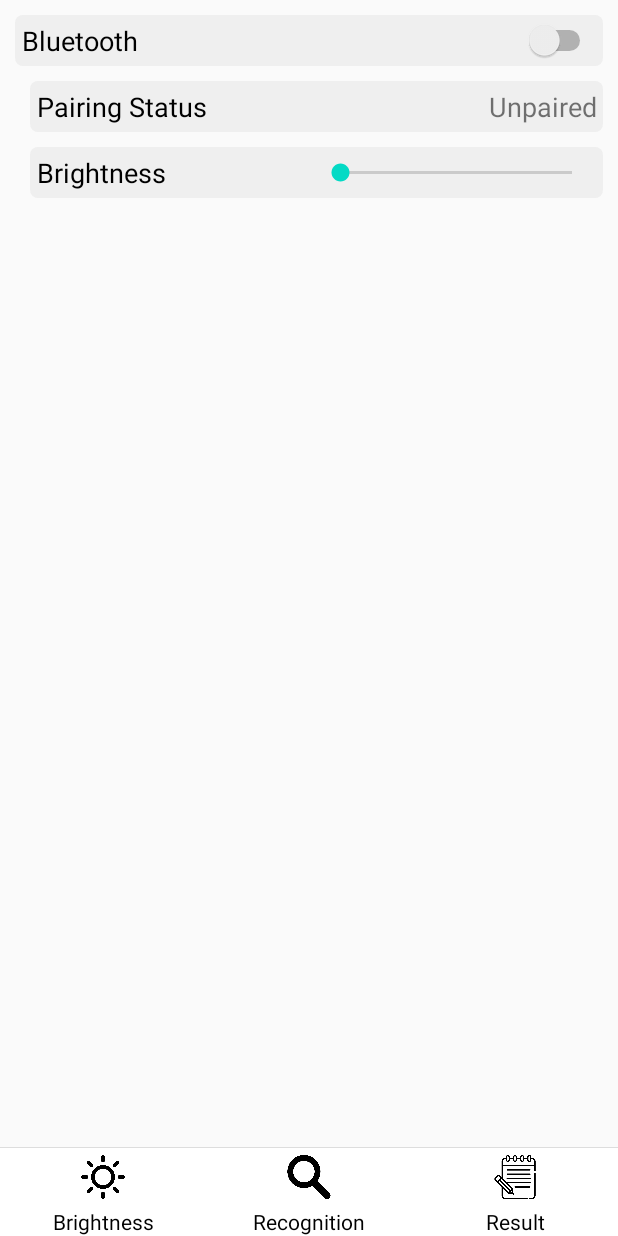
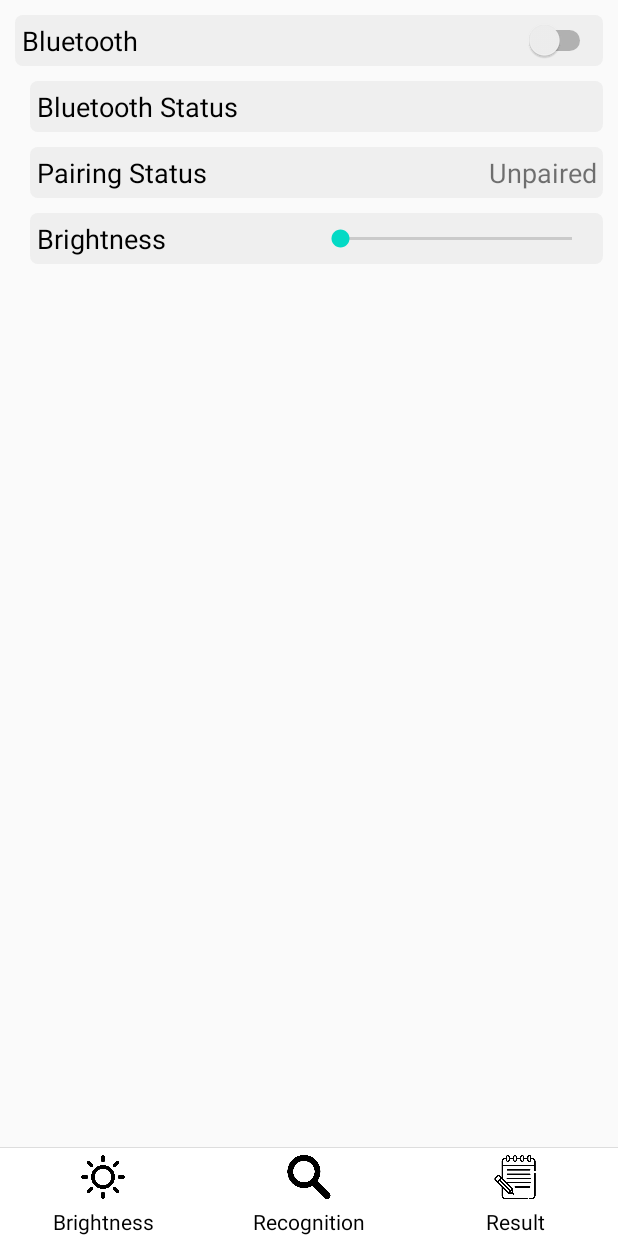
Before and after one commit to shiyishiaa/PaperGrainRecognition, an Android app: the layout brightness.xml on its own in the app's theme, with its tools: preview values and no code run, on a phone screen of 412 x 824 dp. Run offline under Robolectric (Android 15) with nearby library versions, the phone set to English and light mode, and no system bars.

Commit message:
Beautify brightness page.

```diff
--- a/app/build.gradle
+++ b/app/build.gradle
@@ -2,7 +2,7 @@ apply plugin: 'com.android.application'
 
 android {
     compileSdkVersion 30
-    buildToolsVersion "30.0.0"
+    buildToolsVersion "30.0.1"
 
     defaultConfig {
         applicationId 'com.grain.grain'
--- a/app/src/main/java/com/grain/grain/ui/recognition.java
+++ b/app/src/main/java/com/grain/grain/ui/recognition.java
@@ -227,11 +227,11 @@ public class recognition extends AppCompatActivity {
         super.onRequestPermissionsResult(requestCode, permissions, grantResults);
         if (requestCode == PERMISSION_CAMERA) {
             if (grantResults[0] == PackageManager.PERMISSION_GRANTED) {
-                Toast.makeText(this, R.string.CAMERA_GRANTED, Toast.LENGTH_LONG).show();
+                Toast.makeText(this, R.string.textCameraGranted, Toast.LENGTH_LONG).show();
                 Intent cameraIntent = new Intent(android.provider.MediaStore.ACTION_IMAGE_CAPTURE);
                 startActivityForResult(cameraIntent, REQUEST_ORIGINAL_CAMERA);
             } else {
-                Toast.makeText(this, R.string.CAMERA_DENIED, Toast.LENGTH_LONG).show();
+                Toast.makeText(this, R.string.textCameraDenied, Toast.LENGTH_LONG).show();
             }
         }
     }
@@ -313,7 +313,7 @@ public class recognition extends AppCompatActivity {
             else if (type == PictureType.Sample)
                 startActivityForResult(intent, REQUEST_SAMPLE_IMAGE);
         } catch (ActivityNotFoundException e) {
-            Toast.makeText(this, R.string.stringInstallFileManager, Toast.LENGTH_SHORT).show();
+            Toast.makeText(this, R.string.textInstallFileManager, Toast.LENGTH_SHORT).show();
         }
     }
 
--- /dev/null
+++ b/app/src/main/res/drawable/toast_background.xml
@@ -0,0 +1,7 @@
+<?xml version="1.0" encoding="utf-8"?>
+
+<shape xmlns:android="http://schemas.android.com/apk/res/android"
+    android:shape="rectangle">
+    <corners android:radius="5dp" />
+    <solid android:color="@color/AlphaBlack" />
+</shape>
--- a/app/src/main/res/layout/brightness.xml
+++ b/app/src/main/res/layout/brightness.xml
@@ -33,8 +33,8 @@
                 android:layout_marginBottom="10dp"
                 android:background="@drawable/gray_background"
                 android:text="@string/switchBluetooth"
-                android:textOff="@string/stringOFF"
-                android:textOn="@string/stringON"
+                android:textOff="@string/textOFF"
+                android:textOn="@string/textON"
                 android:textSize="18sp" />
 
             <LinearLayout
@@ -45,7 +45,36 @@
                 android:orientation="vertical">
 
                 <LinearLayout
-                    android:id="@+id/PairLayout"
+                    android:id="@+id/BluetoothStatusLayout"
+                    android:layout_width="match_parent"
+                    android:layout_height="match_parent"
+                    android:layout_marginBottom="10dp"
+                    android:layout_weight="1"
+                    android:background="@drawable/gray_background"
+                    android:orientation="horizontal">
+
+                    <TextView
+                        android:id="@+id/textBluetoothStatus"
+                        android:layout_width="wrap_content"
+                        android:layout_height="wrap_content"
+                        android:layout_weight="1"
+                        android:text="@string/textBluetoothStatus"
+                        android:textColor="@color/Black"
+                        android:textSize="18sp" />
+
+                    <TextView
+                        android:id="@+id/textBluetoothIsOpen"
+                        android:layout_width="wrap_content"
+                        android:layout_height="wrap_content"
+                        android:layout_weight="1"
+                        android:gravity="end"
+                        android:textSize="18sp" />
+
+
+                </LinearLayout>
+
+                <LinearLayout
+                    android:id="@+id/PairingStatusLayout"
                     android:layout_width="match_parent"
                     android:layout_height="wrap_content"
                     android:layout_marginBottom="10dp"
@@ -62,7 +91,7 @@
                         android:textSize="18sp" />
 
                     <TextView
-                        android:id="@+id/textIsConnected"
+                        android:id="@+id/textBluetoothIsPairing"
                         android:layout_width="wrap_content"
                         android:layout_height="wrap_content"
                         android:layout_weight="1"
@@ -126,7 +155,7 @@
                 android:layout_width="match_parent"
                 android:layout_height="match_parent"
                 android:layout_weight="1"
-                android:background="@drawable/boarder"
+                android:background="@drawable/menu_boarder"
                 android:orientation="vertical">
 
                 <ImageButton
@@ -156,7 +185,7 @@
                 android:layout_width="match_parent"
                 android:layout_height="match_parent"
                 android:layout_weight="1"
-                android:background="@drawable/boarder"
+                android:background="@drawable/menu_boarder"
                 android:orientation="vertical">
 
                 <ImageButton
@@ -186,7 +215,7 @@
                 android:layout_width="match_parent"
                 android:layout_height="match_parent"
                 android:layout_weight="1"
-                android:background="@drawable/boarder"
+                android:background="@drawable/menu_boarder"
                 android:orientation="vertical">
 
                 <ImageButton
--- a/app/src/main/res/layout/recognition.xml
+++ b/app/src/main/res/layout/recognition.xml
@@ -161,7 +161,7 @@
                 android:layout_width="match_parent"
                 android:layout_height="match_parent"
                 android:layout_weight="1"
-                android:background="@drawable/boarder"
+                android:background="@drawable/menu_boarder"
                 android:orientation="vertical">
 
                 <ImageButton
@@ -191,7 +191,7 @@
                 android:layout_width="match_parent"
                 android:layout_height="match_parent"
                 android:layout_weight="1"
-                android:background="@drawable/boarder"
+                android:background="@drawable/menu_boarder"
                 android:orientation="vertical">
 
                 <ImageButton
@@ -221,7 +221,7 @@
                 android:layout_width="match_parent"
                 android:layout_height="match_parent"
                 android:layout_weight="1"
-                android:background="@drawable/boarder"
+                android:background="@drawable/menu_boarder"
                 android:orientation="vertical">
 
                 <ImageButton
--- a/app/src/main/res/layout/result.xml
+++ b/app/src/main/res/layout/result.xml
@@ -120,7 +120,7 @@
                 android:layout_width="match_parent"
                 android:layout_height="match_parent"
                 android:layout_weight="1"
-                android:background="@drawable/boarder"
+                android:background="@drawable/menu_boarder"
                 android:orientation="vertical">
 
                 <ImageButton
@@ -150,7 +150,7 @@
                 android:layout_width="match_parent"
                 android:layout_height="match_parent"
                 android:layout_weight="1"
-                android:background="@drawable/boarder"
+                android:background="@drawable/menu_boarder"
                 android:orientation="vertical">
 
                 <ImageButton
@@ -180,7 +180,7 @@
                 android:layout_width="match_parent"
                 android:layout_height="match_parent"
                 android:layout_weight="1"
-                android:background="@drawable/boarder"
+                android:background="@drawable/menu_boarder"
                 android:orientation="vertical">
 
                 <ImageButton
--- a/app/src/main/res/values/colors.xml
+++ b/app/src/main/res/values/colors.xml
@@ -5,6 +5,7 @@
     <color name="colorAccent">#03DAC5</color>
     <color name="colorStatusBar">#0EA6BE</color>
 
+    <color name="AlphaBlack">#D0000000</color>
     <color name="Black">#000000</color>
     <color name="White">#FFFFFF</color>
     <color name="Red">#F84838</color>
--- a/app/src/main/res/values/numbers.xml
+++ b/app/src/main/res/values/numbers.xml
@@ -2,5 +2,5 @@
 <resources>
     <integer name="duration">150</integer>
     <integer name="minimum_move_distance">300</integer>
-    <integer name="bluetooth_delay_time">1500</integer>
+    <integer name="bluetooth_delay_time">2000</integer>
 </resources>
--- a/app/src/main/res/values/strings.xml
+++ b/app/src/main/res/values/strings.xml
@@ -22,14 +22,17 @@
     <string name="textSSIM">SSIM Value</string>
     <string name="textMatchResult">Match Result</string>
     <string name="descMatchPicture">Display Match Result</string>
-    <string name="stringInstallFileManager">Please install file manager</string>
-    <string name="stringChoosePicture">Please choose picture</string>
-    <string name="stringON">ON</string>
-    <string name="stringOFF">OFF</string>
-    <string name="stringEnableBluetooth">Please enable bluetooth, or this application will not work correctly!</string>
+    <string name="textInstallFileManager">Please install file manager</string>
+    <string name="textChoosePicture">Please choose picture</string>
+    <string name="textON">ON</string>
+    <string name="textOFF">OFF</string>
+    <string name="textEnableBluetooth">Please enable bluetooth, or this application will not work correctly!</string>
     <string name="FolderName" translatable="false">PaperGrain</string>
-    <string name="PicNotFound">Picture Not Found</string>
-    <string name="CAMERA_GRANTED" type="id">Camera Permission Granted</string>
-    <string name="CAMERA_DENIED">Camera Permission Denied</string>
-    <string name="WrongPairing">Wrong Pairing</string>
+    <string name="textPicNotFound">Picture Not Found</string>
+    <string name="textCameraGranted" type="id">Camera Permission Granted</string>
+    <string name="textCameraDenied">Camera Permission Denied</string>
+    <string name="textWrongPairing">Wrong Pairing</string>
+    <string name="textBluetoothStatus">Bluetooth Status</string>
+    <string name="textUnexpectedError">Unexpected Error</string>
+    <string name="textUnpairing">Unpairing</string>
 </resources>
```
Also changed, not shown: app/src/main/java/com/grain/grain/ui/brightness.java (+101 -23 lines), app/src/main/res/drawable/menu_boarder.xml (renamed from app/src/main/res/drawable/boarder.xml), 1 other file.
